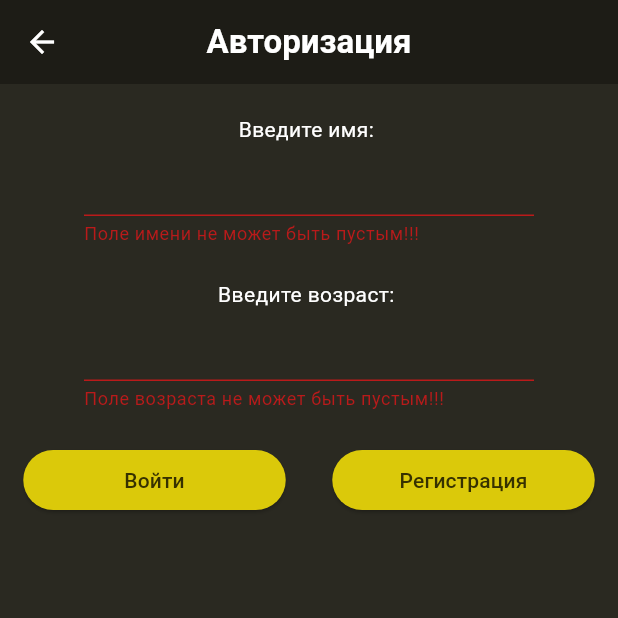
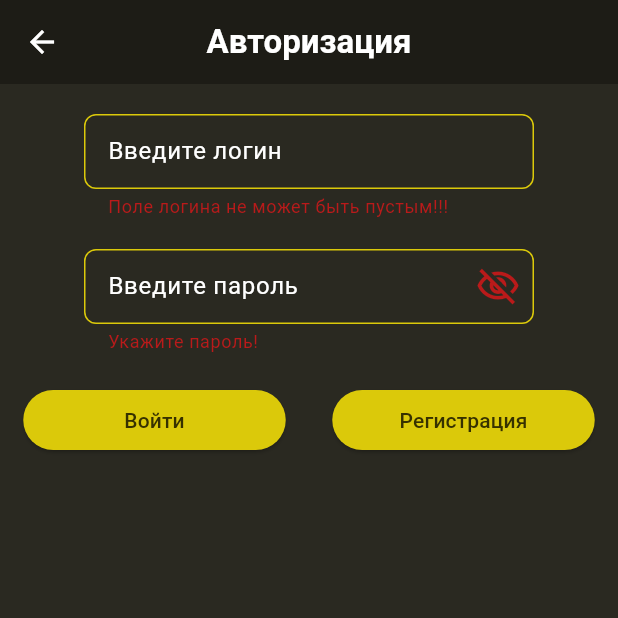
Before and after one commit to Ilya-Chayka99/university_assignment_from_Flutter, a Flutter app: the LoginScreen screen opened by its route, after a tap on "Войти", on a phone screen of 412 x 824 dp, the top half of it. Run offline on Flutter 3.47's test engine with Material 3 defaults, Android fonts, the phone set to English and light mode, and no system bars; our stand-ins replace dio, hive_flutter, pedometer, permission_handler; accounts and stored records are empty.

Commit message:
логин страница

```diff
--- a/lib/features/repositories/money/money_repository.dart
+++ b/lib/features/repositories/money/money_repository.dart
@@ -1,6 +1,6 @@
 import 'package:dio/dio.dart';
 
-class MoneyRepository{
+class Repository{
   Future<List<dynamic>> getMoneyList(String money) async {
     final response = await Dio()
     .get('https://api.currencyapi.com/v3/latest?apikey=cur_live_GYlzdyFyz7yWBNbyKvixIZzEoZPeoxJ5mrTtzZXJ&currencies=UAH%2CKRW%2CTHB%2CUSD%2CRUB%2CNOK%2CTRY&base_currency=$money');
--- a/lib/features/task_3_api/task_3_api.dart
+++ b/lib/features/task_3_api/task_3_api.dart
@@ -157,25 +157,25 @@ class _TaskApiState extends State<TaskApi> {
                 if(double.parse(numberConvert.text.replaceAll(',', '.')) < 0) return;
                   switch (_selectedMoney){//UAH KRW THB USD RUB NOK TRY
                     case 'Рубли':
-                      result = await MoneyRepository().getMoneyList('RUB');
+                      result = await Repository().getMoneyList('RUB');
                       break;
                     case 'Вона':
-                      result = await MoneyRepository().getMoneyList('KRW');
+                      result = await Repository().getMoneyList('KRW');
                       break;
                     case 'Бат':
-                      result = await MoneyRepository().getMoneyList('THB');
+                      result = await Repository().getMoneyList('THB');
                       break;
                     case 'Гривна':
-                      result = await MoneyRepository().getMoneyList('UAH');
+                      result = await Repository().getMoneyList('UAH');
                       break;
                     case 'Доллар-США':
-                      result = await MoneyRepository().getMoneyList('USD');
+                      result = await Repository().getMoneyList('USD');
                       break;
                     case 'Крона-Норвегия':
-                      result = await MoneyRepository().getMoneyList('NOK');
+                      result = await Repository().getMoneyList('NOK');
                       break;
                     case 'Лира':
-                      result = await MoneyRepository().getMoneyList('TRY');
+                      result = await Repository().getMoneyList('TRY');
                       break;
                   }
                 debugPrint(result.toString());
--- a/lib/features/task_5/login.dart
+++ b/lib/features/task_5/login.dart
@@ -12,8 +12,9 @@ class LoginScreen extends StatefulWidget {
 
 class _LoginScreenState extends State<LoginScreen> {
   final _formKey = GlobalKey<FormState>();
-  final nameController = TextEditingController();
-  final egeController = TextEditingController();
+  final loginController = TextEditingController();
+  final passController = TextEditingController();
+  bool passwordVisibility = false;
 
   @override
   Widget build(BuildContext context) {
@@ -37,23 +38,56 @@ class _LoginScreenState extends State<LoginScreen> {
                   child: Column(
                     mainAxisAlignment: MainAxisAlignment.spaceAround,
                     children: [
-                      const Text("Введите имя: ",style: TextStyle(color: Color.fromARGB(255, 255, 255, 255),),),
                       SizedBox(
                         width: 300,
                         height: 70,
                         child: TextFormField(
-                          decoration: const InputDecoration(
-                             enabledBorder: OutlineInputBorder(
-                                  borderSide: BorderSide(
-                                  width: 3, color: Colors.greenAccent),
+                          onChanged: (_) => {
+                            setState(() {}),
+                          },
+                          decoration: InputDecoration(
+                             labelText: 'Введите логин',
+                             labelStyle: const TextStyle(
+                              color: Colors.white
+                             ),
+                             suffixIcon: loginController.text.isNotEmpty?
+                              InkWell(
+                                onTap: (){
+                                  loginController.clear();
+                                  setState(() {});
+                                },
+                                child: const Icon(Icons.clear,size: 30,color: Colors.white,),
+                              ):null,
+                              enabledBorder:  OutlineInputBorder(
+                                  borderSide: const BorderSide(
+                                  width: 1, color: Color.fromARGB(255, 219, 201, 10)),
+                              borderRadius: BorderRadius.circular(8),
                             ),
+                            focusedBorder: OutlineInputBorder(
+                            borderSide: const BorderSide(
+                              width: 1, color: Color.fromARGB(255, 219, 201, 10)
+                            ),
+                            borderRadius: BorderRadius.circular(8),
+                          ),
+                          errorBorder: OutlineInputBorder(
+                            borderSide: const BorderSide(
+                              width: 1, color: Color.fromARGB(255, 219, 201, 10)
+                            ),
+                            borderRadius: BorderRadius.circular(8),
+                          ),
+                          focusedErrorBorder: OutlineInputBorder(
+                            borderSide: const BorderSide(
+                              width: 1, color: Color.fromARGB(255, 219, 201, 10)
+                            ),
+                            borderRadius: BorderRadius.circular(8),
+                          ),
                           ),
                           style: const TextStyle(
                             color: Color.fromARGB(255, 255, 255, 255),
                           ),
-                          controller: nameController,
+                          controller: loginController,
                           validator: (value) {
-                            if(value == null || value.isEmpty || value.replaceAll(' ', '') == '') return "Поле имени не может быть пустым!!!";
+                            if(value == null || value.isEmpty || value.replaceAll(' ', '') == '') return "Поле логина не может быть пустым!!!";
                             return null;
                           },
                         )
@@ -66,22 +100,58 @@ class _LoginScreenState extends State<LoginScreen> {
                   child: Column(
                     mainAxisAlignment: MainAxisAlignment.spaceAround,
                     children: [
-                      const Text("Введите возраст: ",style: TextStyle(color: Color.fromARGB(255, 255, 255, 255),),),
                       SizedBox(
                         width: 300,
                         height: 70,
                         child: TextFormField(
+                          obscureText: !passwordVisibility,
+                          decoration: InputDecoration(
+                            labelText: 'Введите пароль',
+                             labelStyle: const TextStyle(
+                              color: Colors.white
+                             ),
+                             suffixIcon: InkWell(
+                                onTap: () => setState(
+                                  () => passwordVisibility = !passwordVisibility,
+                                ),
+                                focusNode: FocusNode(skipTraversal: true),
+                                child: Icon(
+                                  passwordVisibility
+                                      ? Icons.visibility_outlined
+                                      : Icons.visibility_off_outlined,
+                                  size: 30,
+                                ),
+                              ),
+                              enabledBorder:  OutlineInputBorder(
+                                  borderSide: const BorderSide(
+                                  width: 1, color: Color.fromARGB(255, 219, 201, 10)),
+                              borderRadius: BorderRadius.circular(8),
+                            ),
+                            focusedBorder: OutlineInputBorder(
+                            borderSide: const BorderSide(
+                              width: 1, color: Color.fromARGB(255, 219, 201, 10)
+                            ),
+                            borderRadius: BorderRadius.circular(8),
+                          ),
+                          errorBorder: OutlineInputBorder(
+                            borderSide: const BorderSide(
+                              width: 1, color: Color.fromARGB(255, 219, 201, 10)
+                            ),
+                            borderRadius: BorderRadius.circular(8),
+                          ),
+                          focusedErrorBorder: OutlineInputBorder(
+                            borderSide: const BorderSide(
+                              width: 1, color: Color.fromARGB(255, 219, 201, 10)
+                            ),
+                            borderRadius: BorderRadius.circular(8),
+                          ),
+                          ),
                            style: const TextStyle(
                             color: Color.fromARGB(255, 255, 255, 255),
                           ),
-                          keyboardType: TextInputType.number,
-                          inputFormatters: <TextInputFormatter>[
-                              FilteringTextInputFormatter.allow(RegExp(r'[0-9]')),
-                              FilteringTextInputFormatter.digitsOnly
-                          ],
-                          controller: egeController,
+                          controller: passController,
                           validator: (value) {
-                            if(value == null || value.isEmpty) return "Поле возраста не может быть пустым!!!";
+                            if(value == null || value.isEmpty) return "Укажите пароль!";
                             return null;
                           },
                         )
@@ -99,7 +169,6 @@ class _LoginScreenState extends State<LoginScreen> {
                         child: ElevatedButton(
                           style: ElevatedButton.styleFrom(backgroundColor: const Color.fromARGB(255, 219, 201, 10)),
                           onPressed: () {
-                            String text = '';
                             _formKey.currentState!.validate();
                             if (_formKey.currentState!.validate()) {
                               // Map<String,String> map = {
@@ -121,8 +190,7 @@ class _LoginScreenState extends State<LoginScreen> {
                           style: ElevatedButton.styleFrom(backgroundColor: const Color.fromARGB(255, 219, 201, 10)),
                           onPressed: () {
                             setState(() {
-                              nameController.text = '';
-                              egeController.text = '';
+
                             });
                           },
                           child: const Text('Регистрация',style: TextStyle(
```
